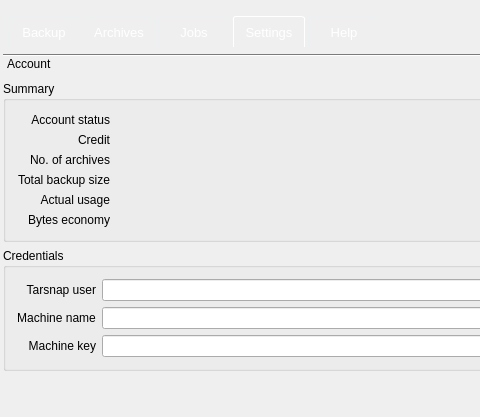
Old version of the form forms/mainwindow.ui in the repository Tarsnap/tarsnap-gui; both pictures show x 0 to 480 and y 0 to 417 of the 600 by 703 pixel window.
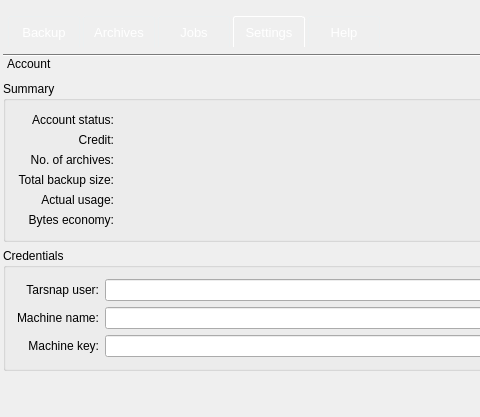
New version of the form. The open tabs and pages were chosen to show the change. Icons and pictures are not drawn. Custom widgets are drawn as their Qt base class.

Diff of the .ui file:
```diff
--- a/forms/mainwindow.ui
+++ b/forms/mainwindow.ui
@@ -994,7 +994,7 @@
                      <item row="2" column="0">
                       <widget class="QLabel" name="label_6">
                        <property name="text">
-                        <string>No. of archives</string>
+                        <string>No. of archives:</string>
                        </property>
                        <property name="alignment">
                         <set>Qt::AlignRight|Qt::AlignTrailing|Qt::AlignVCenter</set>
@@ -1023,7 +1023,7 @@
                         <string>What you're paying for</string>
                        </property>
                        <property name="text">
-                        <string>Actual usage</string>
+                        <string>Actual usage:</string>
                        </property>
                        <property name="alignment">
                         <set>Qt::AlignRight|Qt::AlignTrailing|Qt::AlignVCenter</set>
@@ -1081,7 +1081,7 @@
                      <item row="0" column="0">
                       <widget class="QLabel" name="label_8">
                        <property name="text">
-                        <string>Account status</string>
+                        <string>Account status:</string>
                        </property>
                        <property name="alignment">
                         <set>Qt::AlignRight|Qt::AlignTrailing|Qt::AlignVCenter</set>
@@ -1094,7 +1094,7 @@
                         <string>Credit left on Tarsnap</string>
                        </property>
                        <property name="text">
-                        <string>Credit</string>
+                        <string>Credit:</string>
                        </property>
                        <property name="alignment">
                         <set>Qt::AlignRight|Qt::AlignTrailing|Qt::AlignVCenter</set>
@@ -1107,7 +1107,7 @@
                         <string>Bytes reduced by deduplication and compression</string>
                        </property>
                        <property name="text">
-                        <string>Bytes economy</string>
+                        <string>Bytes economy:</string>
                        </property>
                        <property name="alignment">
                         <set>Qt::AlignRight|Qt::AlignTrailing|Qt::AlignVCenter</set>
@@ -1120,7 +1120,7 @@
                         <string>Real size of all stored archives</string>
                        </property>
                        <property name="text">
-                        <string>Total backup size</string>
+                        <string>Total backup size:</string>
                        </property>
                        <property name="alignment">
                         <set>Qt::AlignRight|Qt::AlignTrailing|Qt::AlignVCenter</set>
@@ -1211,7 +1211,7 @@
                   <item row="1" column="0">
                    <widget class="QLabel" name="label_19">
                     <property name="text">
-                     <string>Machine name</string>
+                     <string>Machine name:</string>
                     </property>
                     <property name="alignment">
                      <set>Qt::AlignCenter</set>
@@ -1244,7 +1244,7 @@
                   <item row="0" column="0">
                    <widget class="QLabel" name="label">
                     <property name="text">
-                     <string>Tarsnap user</string>
+                     <string>Tarsnap user:</string>
                     </property>
                     <property name="alignment">
                      <set>Qt::AlignRight|Qt::AlignTrailing|Qt::AlignVCenter</set>
@@ -1254,7 +1254,7 @@
                   <item row="2" column="0">
                    <widget class="QLabel" name="label_11">
                     <property name="text">
-                     <string>Machine key</string>
+                     <string>Machine key:</string>
                     </property>
                     <property name="alignment">
                      <set>Qt::AlignRight|Qt::AlignTrailing|Qt::AlignVCenter</set>
```
Left out of the diff: 33 changed lines with no effect on the pictures.
